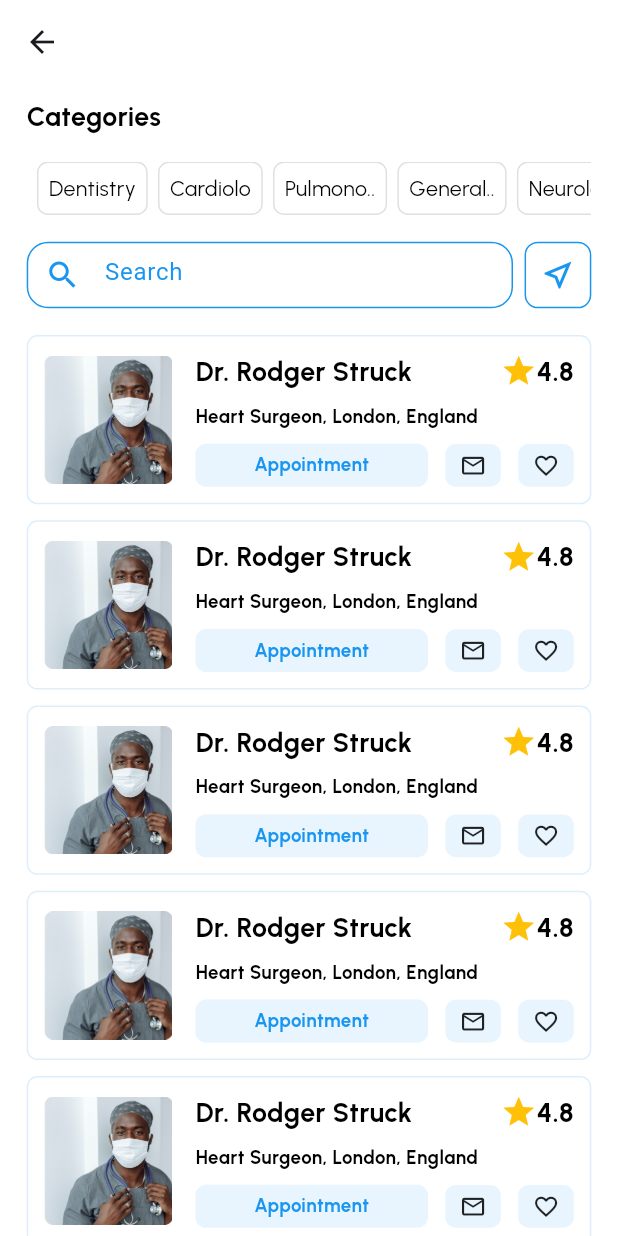
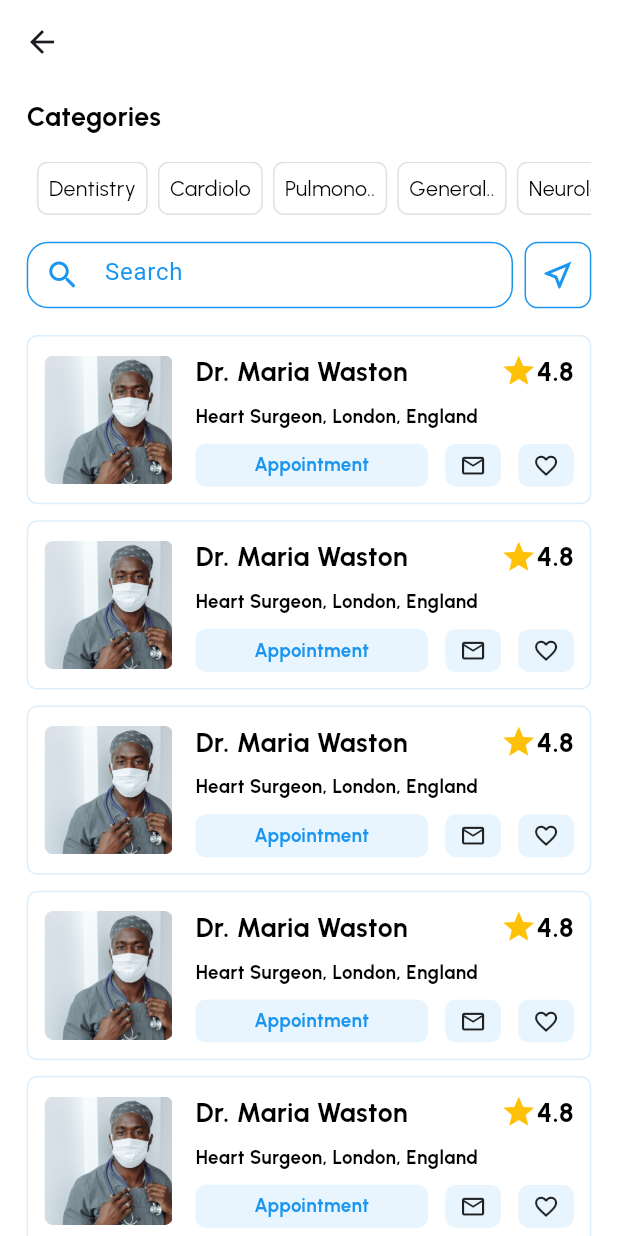
Before and after one commit to bdCalling-Sdt-hub/wyndok, a Flutter app: the CategoriseListScreen screen opened by its route, on a phone screen of 412 x 824 dp. Run offline on Flutter 3.47's test engine with Material 3 defaults, Android fonts, the phone set to English and light mode, and no system bars; our stand-ins replace flutter_local_notifications, flutter_screenutil, flutter_svg, fluttertoast, get, google_fonts and 5 more; accounts and stored records are empty.

Commit message:
doctor details

```diff
--- a/lib/core/app_routes.dart
+++ b/lib/core/app_routes.dart
@@ -9,6 +9,7 @@ import '../view/screen/no_role/auth/sign up/sign_up_screen.dart';
 import '../view/screen/no_role/auth/sign up/verify_user.dart';
 import '../view/screen/no_role/splash/splash_screen.dart';
 import '../view/screen/patients/categories/cotegorise_list.dart';
+import '../view/screen/patients/doctor/doctor_details_screen.dart';
 import '../view/screen/patients/home/patients_home.dart';
 import '../view/screen/test_screen.dart';
 
@@ -24,6 +25,7 @@ class AppRoutes {
   static const String patientsHome = "/patients_home.dart";
   static const String verifyUser = "/verify_user.dart";
   static const String cotegoriseList = "/cotegorise_list.dart";
+  static const String doctorDetails = "/doctor_details_screen.dart";
 
   static List<GetPage> routes = [
     GetPage(name: test, page: () => TestScreen()),
@@ -37,5 +39,6 @@ class AppRoutes {
     GetPage(name: patientsHome, page: () => PatientsHomeScreen()),
     GetPage(name: verifyUser, page: () => VerifyUser()),
     GetPage(name: cotegoriseList, page: () => CategoriseListScreen()),
+    GetPage(name: doctorDetails, page: () => DoctorDetailsScreen()),
   ];
 }
--- a/lib/languages/language.dart
+++ b/lib/languages/language.dart
@@ -51,6 +51,11 @@ class LocalConstants extends Translations {
           "Appointment": "Appointment",
           "Search": "Search",
           "Ping Your Location": "Ping Your Location",
+          "Doctor Details": "Doctor Details",
+          "About me": "About me",
+          "Working Time": "Working Time",
+          "Reviews": "Reviews",
+          "Book Appointment": "Book Appointment",
         },
       };
 }
--- a/lib/utils/app_colors.dart
+++ b/lib/utils/app_colors.dart
@@ -14,6 +14,7 @@ class AppColors {
   static const Color textFiledColor = Color(0xFFF9F9F9);
   static const Color greyscale = Color(0xFFE0E0E0);
   static const Color greyscale700 = Color(0xFF616161);
+  static const Color greyscale200 = Color(0xFFEEEEEE);
   static const Color transparent = Colors.transparent;
 
   /// ========================> orange <========================================
--- a/lib/view/screen/patients/categories/cotegorise_list.dart
+++ b/lib/view/screen/patients/categories/cotegorise_list.dart
@@ -2,7 +2,9 @@ import 'package:flutter/material.dart';
 import 'package:flutter_screenutil/flutter_screenutil.dart';
 import 'package:get/get.dart';
 import 'package:wyndok/controllers/patients/home_controller.dart';
+import 'package:wyndok/core/app_routes.dart';
 import 'package:wyndok/utils/app_colors.dart';
+import 'package:wyndok/utils/app_images.dart';
 import 'package:wyndok/view/common_widgets/text/custom_text.dart';
 
 import '../../../common_widgets/text_field/custom_text_field.dart';
@@ -97,7 +99,14 @@ class CategoriseListScreen extends StatelessWidget {
                 itemCount: 8,
                 physics: const NeverScrollableScrollPhysics(),
                 itemBuilder: (context, index) {
-                  return const DoctorListItem();
+                  return GestureDetector(
+                      onTap: () => Get.toNamed(AppRoutes.doctorDetails),
+                      child: DoctorListItem(
+                        image: AppImages.doctor,
+                        name: "Dr. Maria Waston",
+                        rating: "4.8",
+                        address: "Heart Surgeon, London, England",
+                      ));
                 },
               ),
             )
--- a/lib/view/screen/patients/categories/widget/doctor_list_item.dart
+++ b/lib/view/screen/patients/categories/widget/doctor_list_item.dart
@@ -7,7 +7,21 @@ import 'package:wyndok/view/common_widgets/image/custom_image.dart';
 import 'package:wyndok/view/common_widgets/text/custom_text.dart';
 
 class DoctorListItem extends StatelessWidget {
-  const DoctorListItem({super.key});
+  DoctorListItem({
+    super.key,
+    required this.image,
+    required this.name,
+    required this.rating,
+    required this.address,
+  });
+
+  final String image;
+
+  final String name;
+
+  final String rating;
+
+  final String address;
 
   @override
   Widget build(BuildContext context) {
@@ -20,12 +34,14 @@ class DoctorListItem extends StatelessWidget {
       child: Row(
         children: [
           CustomImage(
-            imageSrc: AppImages.doctor,
+            imageSrc: image,
             imageType: ImageType.png,
             height: 96.sp,
             width: 96.sp,
           ),
-          SizedBox(width: 16.w,),
+          SizedBox(
+            width: 16.w,
+          ),
           Expanded(
             child: Column(
               crossAxisAlignment: CrossAxisAlignment.start,
@@ -34,7 +50,7 @@ class DoctorListItem extends StatelessWidget {
                   children: [
                     Expanded(
                       child: CustomText(
-                        text: "Dr. Rodger Struck",
+                        text: name,
                         fontSize: 20.sp,
                         fontWeight: FontWeight.w700,
                         textAlign: TextAlign.start,
@@ -46,14 +62,14 @@ class DoctorListItem extends StatelessWidget {
                       color: Colors.amber,
                     ),
                     CustomText(
-                      text: "4.8",
+                      text: rating,
                       fontSize: 20.sp,
                       fontWeight: FontWeight.w700,
                     ),
                   ],
                 ),
                 CustomText(
-                  text: "Heart Surgeon, London, England",
+                  text: address,
                   fontSize: 14.sp,
                   fontWeight: FontWeight.w700,
                   maxLines: 1,
@@ -65,11 +81,11 @@ class DoctorListItem extends StatelessWidget {
                   children: [
                     Expanded(
                       child: Container(
-                        padding: EdgeInsets.symmetric(horizontal: 10.w, vertical: 6.h),
+                        padding: EdgeInsets.symmetric(
+                            horizontal: 10.w, vertical: 6.h),
                         decoration: BoxDecoration(
-                          color: AppColors.blueLight,
-                          borderRadius: BorderRadius.circular(8.r)
-                        ),
+                            color: AppColors.blueLight,
+                            borderRadius: BorderRadius.circular(8.r)),
                         child: CustomText(
                           text: "Appointment",
                           fontSize: 14.sp,
@@ -79,21 +95,27 @@ class DoctorListItem extends StatelessWidget {
                       ),
                     ),
                     Container(
-                      padding: EdgeInsets.symmetric(horizontal: 10.w, vertical: 6.h),
+                      padding:
+                          EdgeInsets.symmetric(horizontal: 10.w, vertical: 6.h),
                       margin: EdgeInsets.symmetric(horizontal: 12.w),
                       decoration: BoxDecoration(
                           color: AppColors.blueLight,
-                          borderRadius: BorderRadius.circular(8.r)
+                          borderRadius: BorderRadius.circular(8.r)),
+                      child: Icon(
+                        Icons.mail_outline_outlined,
+                        size: 20.sp,
                       ),
-                      child: Icon(Icons.mail_outline_outlined, size: 20.sp,),
                     ),
                     Container(
-                      padding: EdgeInsets.symmetric(horizontal: 10.w, vertical: 6.h),
+                      padding:
+                          EdgeInsets.symmetric(horizontal: 10.w, vertical: 6.h),
                       decoration: BoxDecoration(
-                        color: AppColors.blueLight,
-                        borderRadius: BorderRadius.circular(8.r)
+                          color: AppColors.blueLight,
+                          borderRadius: BorderRadius.circular(8.r)),
+                      child: Icon(
+                        Icons.favorite_border,
+                        size: 20.sp,
                       ),
-                      child: Icon(Icons.favorite_border, size: 20.sp,),
                     ),
                   ],
                 ),
```
Also changed, not shown: lib/view/screen/patients/doctor/doctor_details_screen.dart (+226 -0 lines), lib/view/screen/patients/doctor/widget/details_item.dart (+39 -0 lines), lib/view/screen/patients/doctor/widget/review_item.dart (+102 -0 lines).
